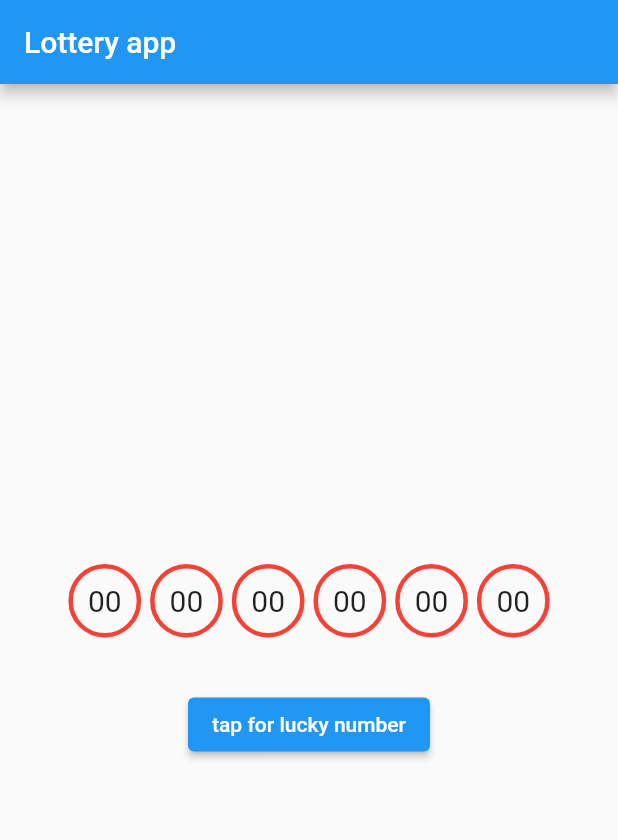
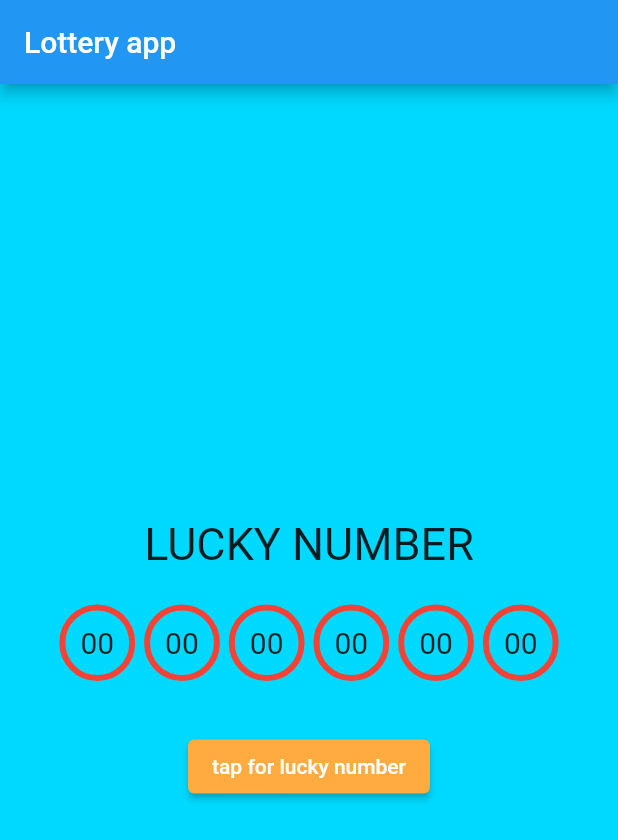
Before and after one commit to khoaminion/flutterwidget, a Flutter app: the screen it shows after launch, on a phone screen of 412 x 824 dp. Shown: the top 840 px of the screen. Run offline on Flutter 3.47's test engine with Material 2 defaults, Android fonts, the phone set to English and light mode, and no system bars.

Commit message:
done lotery

```diff
--- a/lib/main.dart
+++ b/lib/main.dart
@@ -45,6 +45,7 @@ class _MyAppState extends State<MyApp> {
     return MaterialApp(
         title: 'hello',
         home: Scaffold(
+          backgroundColor: Color.fromRGBO(0, 217, 255, 1),
           appBar: AppBar(
             title: Text('Lottery app'),
           ),
@@ -52,11 +53,18 @@ class _MyAppState extends State<MyApp> {
             child: Column(
               mainAxisAlignment: MainAxisAlignment.center,
               children: [
+                Text(
+                  "LUCKY NUMBER",
+                  style: TextStyle(
+                    fontSize: 30,
+                  ),
+                ),
+                Padding(padding: const EdgeInsets.only(bottom: 20)),
                 Row(
                   mainAxisAlignment: MainAxisAlignment.center,
                   children: [
                     Padding(
-                        padding: const EdgeInsets.only(bottom: 1),
+                        padding: const EdgeInsets.only(bottom: 0),
                         child: Container(
                           margin: const EdgeInsets.all(3.0),
                           padding: const EdgeInsets.all(10.0),
@@ -68,7 +76,7 @@ class _MyAppState extends State<MyApp> {
                           ),
                         )),
                     Padding(
-                        padding: const EdgeInsets.only(bottom: 1),
+                        padding: const EdgeInsets.only(bottom: 0),
                         child: Container(
                           margin: const EdgeInsets.all(3.0),
                           padding: const EdgeInsets.all(10.0),
@@ -80,7 +88,7 @@ class _MyAppState extends State<MyApp> {
                           ),
                         )),
                     Padding(
-                        padding: const EdgeInsets.only(bottom: 1),
+                        padding: const EdgeInsets.only(bottom: 0),
                         child: Container(
                           margin: const EdgeInsets.all(3.0),
                           padding: const EdgeInsets.all(10.0),
@@ -92,7 +100,7 @@ class _MyAppState extends State<MyApp> {
                           ),
                         )),
                     Padding(
-                        padding: const EdgeInsets.only(bottom: 1),
+                        padding: const EdgeInsets.only(bottom: 0),
                         child: Container(
                           margin: const EdgeInsets.all(3.0),
                           padding: const EdgeInsets.all(10.0),
@@ -104,7 +112,7 @@ class _MyAppState extends State<MyApp> {
                           ),
                         )),
                     Padding(
-                        padding: const EdgeInsets.only(bottom: 1),
+                        padding: const EdgeInsets.only(bottom: 0),
                         child: Container(
                           margin: const EdgeInsets.all(3.0),
                           padding: const EdgeInsets.all(10.0),
@@ -116,7 +124,7 @@ class _MyAppState extends State<MyApp> {
                           ),
                         )),
                     Padding(
-                        padding: const EdgeInsets.only(bottom: 1),
+                        padding: const EdgeInsets.only(bottom: 0),
                         child: Container(
                           margin: const EdgeInsets.all(3.0),
                           padding: const EdgeInsets.all(10.0),
@@ -132,7 +140,11 @@ class _MyAppState extends State<MyApp> {
                 Padding(
                   padding: const EdgeInsets.only(top: 30),
                   child: ElevatedButton(
-                      onPressed: btntaped, child: Text('tap for lucky number')),
+                      onPressed: btntaped,
+                      child: Text('tap for lucky number'),
+                      style: ElevatedButton.styleFrom(
+                          primary: Colors.orangeAccent,
+                          onPrimary: Colors.white)),
                 )
               ],
             ),
@@ -142,7 +154,7 @@ class _MyAppState extends State<MyApp> {
 
   BoxDecoration myBoxDecoration() {
     return BoxDecoration(
-      border: Border.all(width: 3.0, color: Colors.red),
+      border: Border.all(width: 4.0, color: Colors.red),
       borderRadius: BorderRadius.all(
           Radius.circular(30) //                 <--- border radius here
           ),
```
